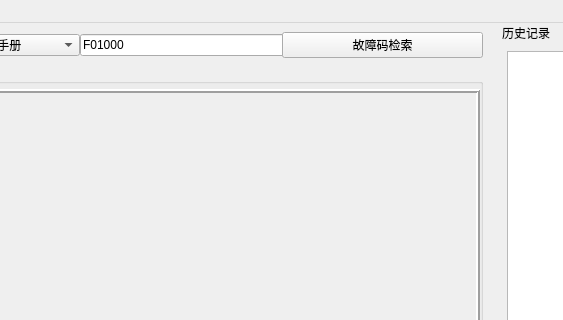
First picture: the form in Ui_PDF.ui, repository AngelButterfally/PDF, before the edit; both pictures show x 130 to 693 and y 0 to 320 of the 902 by 720 pixel window.
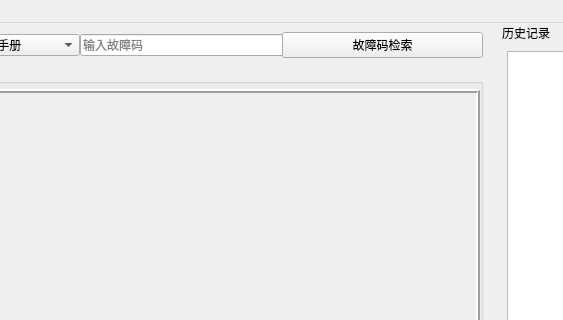
Second picture: the form after the edit. Icons and pictures are not drawn.

Patch:
```diff
--- a/Ui_PDF.ui
+++ b/Ui_PDF.ui
@@ -134,12 +134,12 @@
            <height>0</height>
           </size>
          </property>
-         <property name="text">
-          <string>F01000</string>
-         </property>
          <property name="maxLength">
           <number>6</number>
          </property>
+         <property name="placeholderText">
+          <string>输入故障码</string>
+         </property>
          <property name="cursorMoveStyle">
           <enum>Qt::LogicalMoveStyle</enum>
          </property>
```
Left out of the diff: 3 changed lines with no effect on the pictures.
